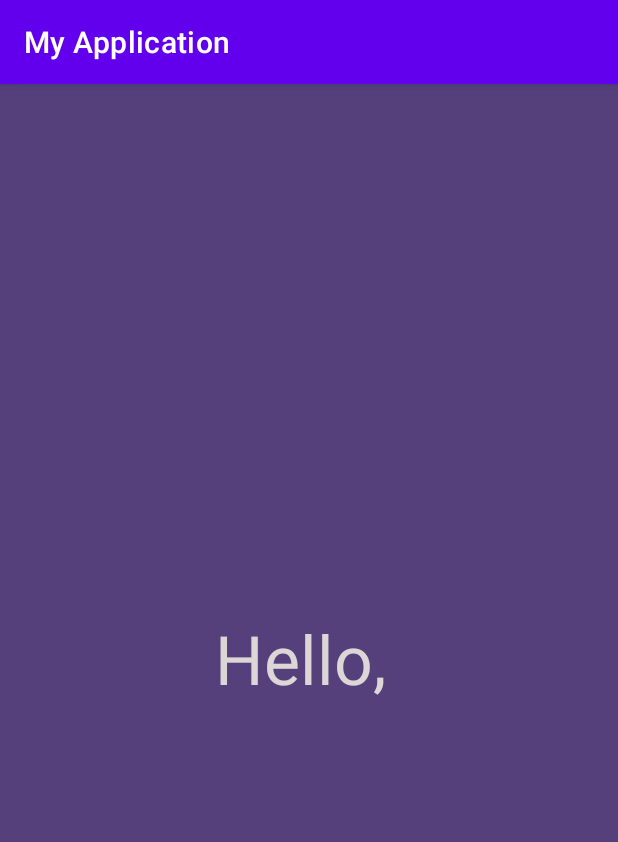
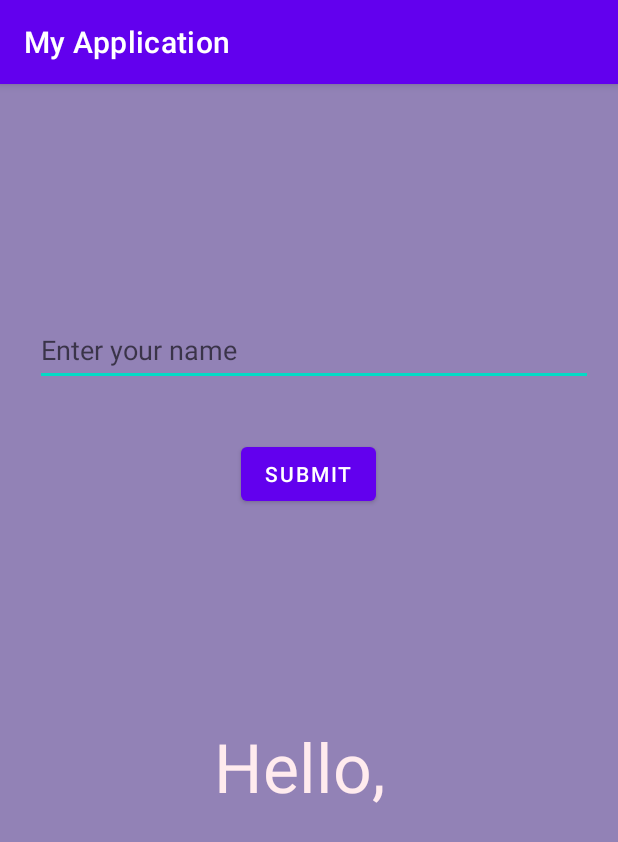
Before and after one commit to ReemaAlzaid/Assignment_2, an Android app: the screen it shows after launch (DisplayMessage before the commit, MainActivity after it), after a tap on "SUBMIT", on a phone screen of 412 x 824 dp. Shown: the top 842 px of the screen. Run offline under Robolectric (Android 15) with nearby library versions, the phone set to English and light mode, and no system bars.

Commit message:
An app to display a name.

```diff
--- a/app/src/main/AndroidManifest.xml
+++ b/app/src/main/AndroidManifest.xml
@@ -10,9 +10,6 @@
         android:supportsRtl="true"
         android:theme="@style/Theme.MyApplication">
         <activity
-            android:name=".DisplayMessage"
-            android:exported="true" />
-        <activity
             android:name=".MainActivity"
             android:exported="true">
             <intent-filter>
--- a/app/src/main/java/com/example/myapplication/DisplayMessage.java
+++ /dev/null
@@ -1,22 +0,0 @@
-package com.example.myapplication;
-
-import androidx.appcompat.app.AppCompatActivity;
-
-import android.content.Intent;
-import android.os.Bundle;
-import android.widget.TextView;
-
-public class DisplayMessage extends AppCompatActivity {
-
-    @Override
-    protected void onCreate(Bundle savedInstanceState) {
-        super.onCreate(savedInstanceState);
-        setContentView(R.layout.activity_display_message);
-
-        Intent intent = getIntent();
-        String message = getIntent().getStringExtra(MainActivity.EXTRA_MESSAGE);
-
-        TextView textView= findViewById(R.id.textView2);
-        textView.setText(message);
-    }
-}
--- a/app/src/main/java/com/example/myapplication/MainActivity.java
+++ b/app/src/main/java/com/example/myapplication/MainActivity.java
@@ -1,26 +1,35 @@
 package com.example.myapplication;
 
+import androidx.annotation.RequiresApi;
 import androidx.appcompat.app.AppCompatActivity;
 
+import android.accessibilityservice.AccessibilityService;
 import android.content.Intent;
+import android.inputmethodservice.Keyboard;
+import android.os.Build;
 import android.os.Bundle;
 import android.view.View;
+import android.view.WindowManager;
+import android.view.inputmethod.InputMethodManager;
 import android.widget.EditText;
+import android.widget.TextView;
 
 public class MainActivity extends AppCompatActivity {
 
-    public static final String EXTRA_MESSAGE = "Hello";
 
     @Override
-    protected void onCreate(Bundle savedInstanceState) {
-        super.onCreate(savedInstanceState);
+    protected void onCreate(Bundle saved){
+        super.onCreate(saved);
         setContentView(R.layout.activity_main);
     }
-    public void sendMessage(View view) {
-        Intent intent = new Intent(this, DisplayMessage.class);
+    public void Viewmessage(View view) {
+        //to hide the keyboard when SUBMIT is pressed
+        InputMethodManager input = (InputMethodManager) getSystemService(MainActivity.INPUT_METHOD_SERVICE);
+        input.toggleSoftInput(InputMethodManager.HIDE_IMPLICIT_ONLY, 0);
+
         EditText editText = (EditText) findViewById(R.id.editTextTextPersonName);
         String message = "Hello, "+(editText.getText().toString());
-        intent.putExtra(EXTRA_MESSAGE, message);
-        startActivity(intent);
+        TextView textView= findViewById(R.id.textView);
+        textView.setText(message);
     }
 }
--- a/app/src/main/res/layout/activity_main.xml
+++ b/app/src/main/res/layout/activity_main.xml
@@ -10,6 +10,20 @@
     android:textDirection="ltr"
     tools:context=".MainActivity">
 
+    <TextView
+        android:id="@+id/textView"
+        android:layout_width="wrap_content"
+        android:layout_height="wrap_content"
+        android:background="#006F6098"
+        android:textAppearance="@style/TextAppearance.AppCompat.Display2"
+        android:textColor="#FFEBEE"
+        app:layout_constraintBottom_toBottomOf="parent"
+        app:layout_constraintEnd_toEndOf="parent"
+        app:layout_constraintHorizontal_bias="0.497"
+        app:layout_constraintStart_toStartOf="parent"
+        app:layout_constraintTop_toBottomOf="@+id/button"
+        app:layout_constraintVertical_bias="0.333" />
+
     <com.google.android.material.textfield.TextInputEditText
         android:id="@+id/editTextTextPersonName"
         android:layout_width="372dp"
@@ -17,17 +31,17 @@
         android:hint="@string/enter_your_name"
         app:layout_constraintBottom_toBottomOf="parent"
         app:layout_constraintEnd_toEndOf="parent"
-        app:layout_constraintHorizontal_bias="0.487"
+        app:layout_constraintHorizontal_bias="0.589"
         app:layout_constraintStart_toStartOf="parent"
         app:layout_constraintTop_toTopOf="parent"
-        app:layout_constraintVertical_bias="0.483" />
+        app:layout_constraintVertical_bias="0.213" />
 
     <Button
         android:id="@+id/button"
         android:layout_width="wrap_content"
         android:layout_height="wrap_content"
         android:layout_marginTop="9dp"
-        android:onClick="sendMessage"
+        android:onClick="Viewmessage"
         android:text="@string/submit"
         app:iconTint="@color/purple_200"
         app:layout_constraintBottom_toBottomOf="parent"
```
